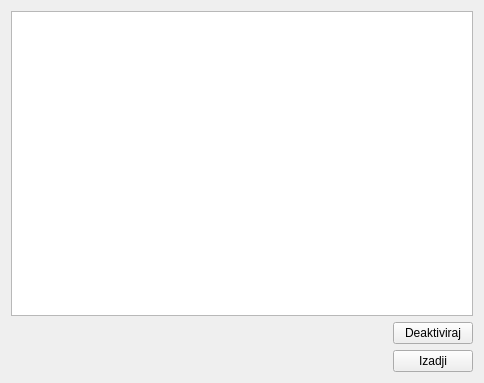
First picture: the form in deaktivacijanalogae2.ui, repository zivke/nabavke, before the edit.
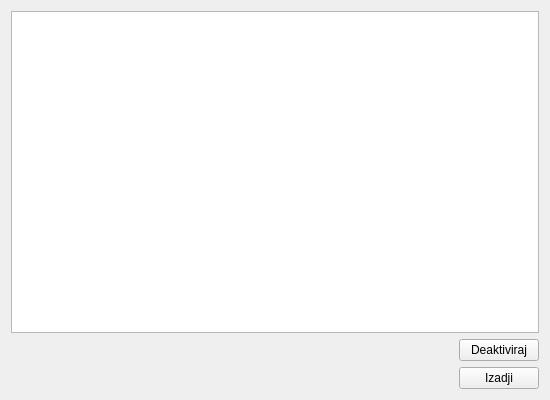
Second picture: the form after the edit.

Patch:
```diff
--- a/deaktivacijanalogae2.ui
+++ b/deaktivacijanalogae2.ui
@@ -6,8 +6,8 @@
    <rect>
     <x>0</x>
     <y>0</y>
-    <width>484</width>
-    <height>383</height>
+    <width>550</width>
+    <height>400</height>
    </rect>
   </property>
   <property name="windowTitle">
```
